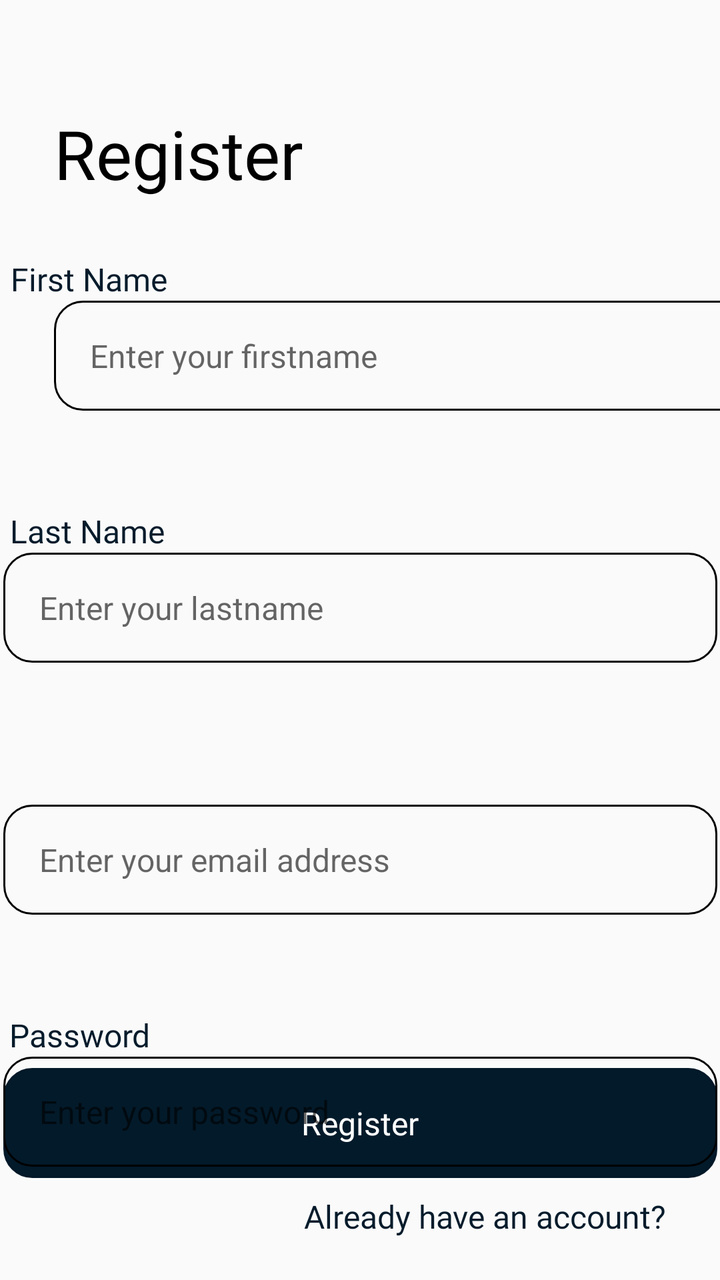
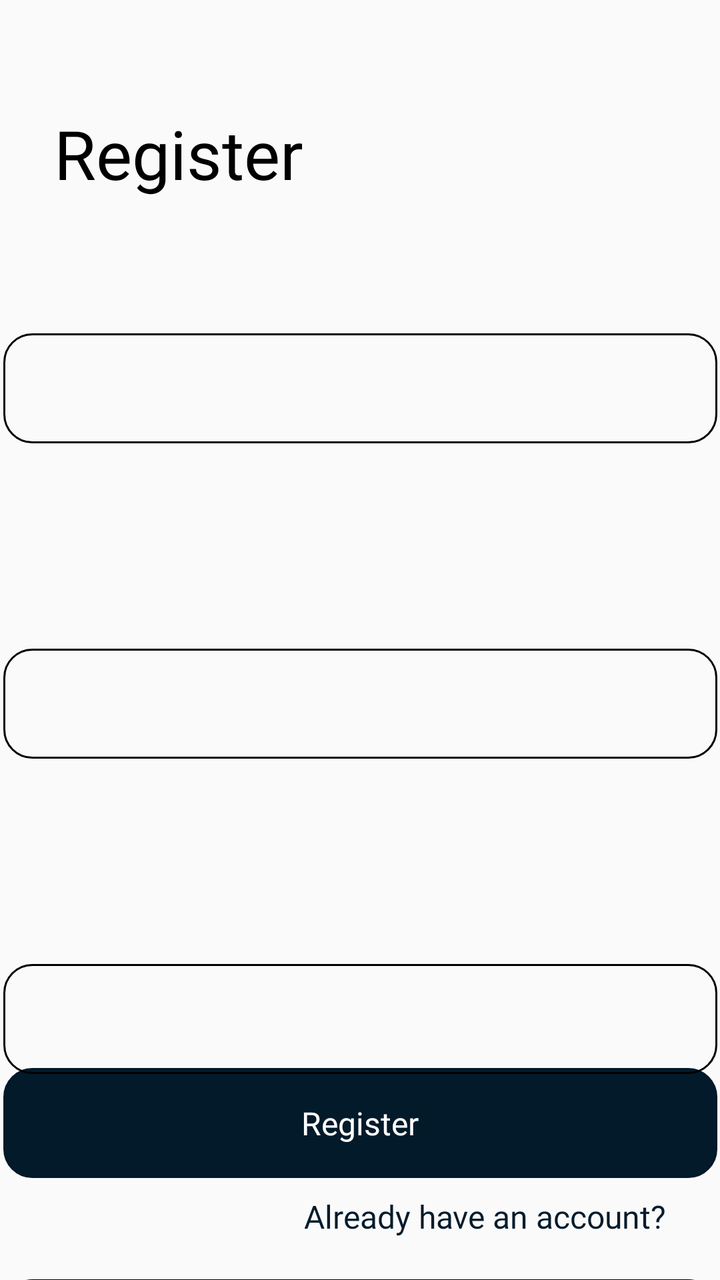

Screens rendered from an Android XML layout before and after an edit, with the pre-edit source and the edit as a unified diff.
<!-- AndroidManifest.xml: application theme Theme.Nearmate -->
<!-- res/layout/activity_register.xml -->
<?xml version="1.0" encoding="utf-8"?>
<androidx.constraintlayout.widget.ConstraintLayout xmlns:android="http://schemas.android.com/apk/res/android"
    xmlns:app="http://schemas.android.com/apk/res-auto"
    xmlns:tools="http://schemas.android.com/tools"
    android:id="@+id/main"
    android:layout_width="match_parent"
    android:layout_height="match_parent"
    tools:context=".features.register.RegisterActivity">

    <FrameLayout
        android:id="@+id/registerButtonContainer"
        android:layout_width="357dp"
        android:layout_height="55dp"
        android:layout_marginStart="27dp"
        android:layout_marginEnd="27dp"
        app:layout_constraintBottom_toBottomOf="parent"
        app:layout_constraintEnd_toEndOf="parent"
        app:layout_constraintStart_toStartOf="parent"
        app:layout_constraintTop_toTopOf="parent"
        app:layout_constraintVertical_bias="0.913">

        <Button
            android:id="@+id/registerButton"
            android:layout_width="match_parent"
            android:layout_height="match_parent"
            android:background="@drawable/rounded_corner"
            android:backgroundTint="@color/colorPrimary"
            android:fontFamily="@font/poppins_bold"
            android:text="@string/register"
            android:textColor="@color/white"
            android:textSize="16sp"
            android:textAllCaps="false" />

        <ProgressBar
            android:id="@+id/registerProgressBar"
            style="?android:attr/progressBarStyleSmall"
            android:layout_width="30dp"
            android:layout_height="30dp"
            android:visibility="gone"
            android:indeterminate="true"
            android:layout_gravity="center"
            android:indeterminateTint="@color/white"
            android:indeterminateTintMode="src_in" />
    </FrameLayout>

    <TextView
        android:id="@+id/registerLoginRedirectTV"
        android:layout_width="wrap_content"
        android:layout_height="wrap_content"
        android:layout_marginStart="174dp"
        android:layout_marginEnd="27dp"
        android:fontFamily="@font/poppins_bold"
        android:text="@string/already_have_an_account"
        android:textColor="@color/colorPrimary"
        android:textSize="16sp"
        app:layout_constraintBottom_toBottomOf="parent"
        app:layout_constraintEnd_toEndOf="parent"
        app:layout_constraintHorizontal_bias="1.0"
        app:layout_constraintStart_toStartOf="parent"
        app:layout_constraintTop_toBottomOf="@+id/registerButtonContainer"
        app:layout_constraintVertical_bias="0.282"
        android:clickable="true" />

    <TextView
        android:id="@+id/register"
        android:layout_width="wrap_content"
        android:layout_height="wrap_content"
        android:layout_marginStart="27dp"
        android:layout_marginEnd="240dp"
        android:fontFamily="@font/poppins_bold"
        android:text="@string/register"
        android:textColor="@color/black"
        android:textSize="34sp"
        app:layout_constraintBottom_toBottomOf="parent"
        app:layout_constraintEnd_toEndOf="parent"
        app:layout_constraintHorizontal_bias="0.0"
        app:layout_constraintStart_toStartOf="parent"
        app:layout_constraintTop_toTopOf="parent"
        app:layout_constraintVertical_bias="0.091" />

    <EditText
        android:id="@+id/lastNameInput"
        android:layout_width="357dp"
        android:layout_height="55dp"
        android:layout_marginStart="27dp"
        android:layout_marginTop="71dp"
        android:layout_marginEnd="27dp"
        android:background="@drawable/rounded_corner"
        android:hint="@string/enter_your_lastname"
        android:inputType="text"
        android:paddingLeft="18dp"
        android:textSize="16sp"
        app:layout_constraintBottom_toBottomOf="parent"
        app:layout_constraintEnd_toEndOf="parent"
        app:layout_constraintStart_toStartOf="parent"
        app:layout_constraintTop_toBottomOf="@+id/firstNameInput"
        app:layout_constraintVertical_bias="0.0" />

    <EditText
        android:id="@+id/passwordInput"
        android:layout_width="357dp"
        android:layout_height="55dp"
        android:layout_marginStart="27dp"
        android:layout_marginTop="71dp"
        android:layout_marginEnd="27dp"
        android:background="@drawable/rounded_corner"
        android:hint="@string/enter_your_password"
        android:inputType="textPassword"
        android:paddingLeft="18dp"
        android:textSize="16sp"
        app:layout_constraintBottom_toBottomOf="parent"
        app:layout_constraintEnd_toEndOf="parent"
        app:layout_constraintStart_toStartOf="parent"
        app:layout_constraintTop_toBottomOf="@+id/emailInput"
        app:layout_constraintVertical_bias="0.0" />

    <EditText
        android:id="@+id/firstNameInput"
        android:layout_width="357dp"
        android:layout_height="55dp"
        android:layout_marginStart="27dp"
        android:layout_marginTop="10dp"
        android:layout_marginEnd="27dp"
        android:background="@drawable/rounded_corner"
        android:hint="@string/enter_your_firstname"
        android:inputType="text"
        android:paddingLeft="18dp"
        android:textAllCaps="false"
        android:textSize="16sp"
        app:layout_constraintBottom_toBottomOf="parent"
        app:layout_constraintEnd_toEndOf="parent"
        app:layout_constraintHorizontal_bias="0.0"
        app:layout_constraintStart_toStartOf="parent"
        app:layout_constraintTop_toTopOf="parent"
        app:layout_constraintVertical_bias="0.244" />

    <TextView
        android:id="@+id/lastNameTv"
        android:layout_width="wrap_content"
        android:layout_height="wrap_content"
        android:layout_marginStart="27dp"
        android:layout_marginEnd="300dp"
        android:fontFamily="@font/poppins_bold"
        android:text="@string/last_name"
        android:textColor="@color/colorPrimary"
        android:textSize="16sp"
        app:layout_constraintBottom_toTopOf="@+id/lastNameInput"
        app:layout_constraintEnd_toEndOf="parent"
        app:layout_constraintStart_toStartOf="parent" />

    <TextView
        android:id="@+id/passwordTv"
        android:layout_width="wrap_content"
        android:layout_height="wrap_content"
        android:layout_marginStart="27dp"
        android:layout_marginEnd="307dp"
        android:fontFamily="@font/poppins_bold"
        android:text="@string/password"
        android:textColor="@color/colorPrimary"
        android:textSize="16sp"
        app:layout_constraintBottom_toTopOf="@+id/passwordInput"
        app:layout_constraintEnd_toEndOf="parent"
        app:layout_constraintStart_toStartOf="parent" />

    <TextView
        android:id="@+id/emailTv"
        android:layout_width="wrap_content"
        android:layout_height="wrap_content"
        android:layout_marginStart="27dp"
        android:layout_marginEnd="341dp"
        android:fontFamily="@font/poppins_bold"
        android:text="@string/email"
        android:textColor="@color/colorPrimary"
        android:textSize="16sp"
        app:layout_constraintBottom_toTopOf="@+id/emailInput"
        app:layout_constraintEnd_toEndOf="parent"
        app:layout_constraintStart_toStartOf="parent" />

    <TextView
        android:id="@+id/firstNameTv"
        android:layout_width="wrap_content"
        android:layout_height="wrap_content"
        android:layout_marginStart="27dp"
        android:layout_marginEnd="298dp"
        android:fontFamily="@font/poppins_bold"
        android:text="@string/first_name"
        android:textColor="@color/colorPrimary"
        android:textSize="16sp"
        app:layout_constraintBottom_toTopOf="@+id/firstNameInput"
        app:layout_constraintEnd_toEndOf="parent"
        app:layout_constraintStart_toStartOf="parent" />

    <EditText
        android:id="@+id/emailInput"
        android:layout_width="357dp"
        android:layout_height="55dp"
        android:layout_marginStart="27dp"
        android:layout_marginTop="71dp"
        android:layout_marginEnd="27dp"
        android:background="@drawable/rounded_corner"
        android:hint="@string/enter_your_email_address"
        android:inputType="textEmailAddress"
        android:paddingLeft="18dp"
        android:textSize="16sp"
        app:layout_constraintBottom_toBottomOf="parent"
        app:layout_constraintEnd_toEndOf="parent"
        app:layout_constraintStart_toStartOf="parent"
        app:layout_constraintTop_toBottomOf="@+id/lastNameInput"
        app:layout_constraintVertical_bias="0.0" />

</androidx.constraintlayout.widget.ConstraintLayout>
<!-- resources referenced by this layout -->
<resources>
  <color name="black">#FF000000</color>
  <color name="colorPrimary">#FC011828</color>
  <color name="white">#FFFFFFFF</color>
  <!-- drawable rounded_corner (drawable) -->
  <?xml version="1.0" encoding="utf-8"?>
  <shape xmlns:android="http://schemas.android.com/apk/res/android" android:shape="rectangle">
      <corners android:radius="14dp" />
      <stroke android:width="1dp" android:color="@color/black"/>
  </shape>
  <string name="already_have_an_account">Already have an account?</string>
  <string name="email">Email</string>
  <string name="enter_your_email_address">Enter your email address</string>
  <string name="enter_your_firstname">Enter your firstname</string>
  <string name="enter_your_lastname">Enter your lastname</string>
  <string name="enter_your_password">Enter your password</string>
  <string name="first_name">First Name</string>
  <string name="last_name">Last Name</string>
  <string name="password">Password</string>
  <string name="register">Register</string>
  <style name="Theme.Nearmate" parent="Base.Theme.Nearmate" />
  <style name="Base.Theme.Nearmate" parent="Theme.AppCompat.Light.NoActionBar">
          
          
      </style>
</resources>

<!-- the commit's change to res/layout/activity_register.xml (unified diff, before → after) -->
@@ -78,55 +78,11 @@
         app:layout_constraintTop_toTopOf="parent"
         app:layout_constraintVertical_bias="0.091" />
 
-    <EditText
-        android:id="@+id/lastNameInput"
-        android:layout_width="357dp"
-        android:layout_height="55dp"
-        android:layout_marginStart="27dp"
-        android:layout_marginTop="71dp"
-        android:layout_marginEnd="27dp"
-        android:background="@drawable/rounded_corner"
-        android:hint="@string/enter_your_lastname"
-        android:inputType="text"
-        android:paddingLeft="18dp"
-        android:textSize="16sp"
-        app:layout_constraintBottom_toBottomOf="parent"
-        app:layout_constraintEnd_toEndOf="parent"
-        app:layout_constraintStart_toStartOf="parent"
-        app:layout_constraintTop_toBottomOf="@+id/firstNameInput"
-        app:layout_constraintVertical_bias="0.0" />
-
-    <EditText
-        android:id="@+id/passwordInput"
-        android:layout_width="357dp"
-        android:layout_height="55dp"
-        android:layout_marginStart="27dp"
-        android:layout_marginTop="71dp"
-        android:layout_marginEnd="27dp"
-        android:background="@drawable/rounded_corner"
-        android:hint="@string/enter_your_password"
-        android:inputType="textPassword"
-        android:paddingLeft="18dp"
-        android:textSize="16sp"
-        app:layout_constraintBottom_toBottomOf="parent"
-        app:layout_constraintEnd_toEndOf="parent"
-        app:layout_constraintStart_toStartOf="parent"
-        app:layout_constraintTop_toBottomOf="@+id/emailInput"
-        app:layout_constraintVertical_bias="0.0" />
-
-    <EditText
-        android:id="@+id/firstNameInput"
-        android:layout_width="357dp"
-        android:layout_height="55dp"
-        android:layout_marginStart="27dp"
-        android:layout_marginTop="10dp"
-        android:layout_marginEnd="27dp"
-        android:background="@drawable/rounded_corner"
-        android:hint="@string/enter_your_firstname"
-        android:inputType="text"
-        android:paddingLeft="18dp"
-        android:textAllCaps="false"
-        android:textSize="16sp"
+    <include
+        android:id="@+id/firstNameInputField"
+        layout="@layout/layout_input_field"
+        android:layout_width="match_parent"
+        android:layout_height="wrap_content"
         app:layout_constraintBottom_toBottomOf="parent"
         app:layout_constraintEnd_toEndOf="parent"
         app:layout_constraintHorizontal_bias="0.0"
@@ -134,78 +90,73 @@
         app:layout_constraintTop_toTopOf="parent"
         app:layout_constraintVertical_bias="0.244" />
 
+    <include
+        android:id="@+id/lastNameInputField"
+        layout="@layout/layout_input_field"
+        android:layout_width="match_parent"
+        android:layout_height="wrap_content"
+        android:layout_marginTop="71dp"
+        app:layout_constraintBottom_toBottomOf="parent"
+        app:layout_constraintEnd_toEndOf="parent"
+        app:layout_constraintStart_toStartOf="parent"
+        app:layout_constraintTop_toBottomOf="@+id/firstNameInputField"
+        app:layout_constraintVertical_bias="0.0" />
+
+    <include
+        android:id="@+id/emailInputField"
+        layout="@layout/layout_input_field"
+        android:layout_width="match_parent"
+        android:layout_height="wrap_content"
+        android:layout_marginTop="71dp"
+        app:layout_constraintBottom_toBottomOf="parent"
+        app:layout_constraintEnd_toEndOf="parent"
+        app:layout_constraintStart_toStartOf="parent"
+        app:layout_constraintTop_toBottomOf="@+id/lastNameInputField"
+        app:layout_constraintVertical_bias="0.0" />
+
+    <include
+        android:id="@+id/passwordInputField"
+        layout="@layout/layout_input_field"
+        android:layout_width="match_parent"
+        android:layout_height="wrap_content"
+        android:layout_marginTop="71dp"
+        app:layout_constraintBottom_toBottomOf="parent"
+        app:layout_constraintEnd_toEndOf="parent"
+        app:layout_constraintStart_toStartOf="parent"
+        app:layout_constraintTop_toBottomOf="@+id/emailInputField"
+        app:layout_constraintVertical_bias="0.0" />
+
+</androidx.constraintlayout.widget.ConstraintLayout>
+<!-- res/layout/layout_input_field.xml (included above) -->
+<?xml version="1.0" encoding="utf-8"?>
+<androidx.constraintlayout.widget.ConstraintLayout xmlns:android="http://schemas.android.com/apk/res/android"
+    xmlns:app="http://schemas.android.com/apk/res-auto"
+    android:layout_width="match_parent"
+    android:layout_height="wrap_content">
+
     <TextView
-        android:id="@+id/lastNameTv"
+        android:id="@+id/inputLabel"
         android:layout_width="wrap_content"
         android:layout_height="wrap_content"
         android:layout_marginStart="27dp"
-        android:layout_marginEnd="300dp"
         android:fontFamily="@font/poppins_bold"
-        android:text="@string/last_name"
         android:textColor="@color/colorPrimary"
         android:textSize="16sp"
-        app:layout_constraintBottom_toTopOf="@+id/lastNameInput"
-        app:layout_constraintEnd_toEndOf="parent"
-        app:layout_constraintStart_toStartOf="parent" />
-
-    <TextView
-        android:id="@+id/passwordTv"
-        android:layout_width="wrap_content"
-        android:layout_height="wrap_content"
-        android:layout_marginStart="27dp"
-        android:layout_marginEnd="307dp"
-        android:fontFamily="@font/poppins_bold"
-        android:text="@string/password"
-        android:textColor="@color/colorPrimary"
-        android:textSize="16sp"
-        app:layout_constraintBottom_toTopOf="@+id/passwordInput"
-        app:layout_constraintEnd_toEndOf="parent"
-        app:layout_constraintStart_toStartOf="parent" />
-
-    <TextView
-        android:id="@+id/emailTv"
-        android:layout_width="wrap_content"
-        android:layout_height="wrap_content"
-        android:layout_marginStart="27dp"
-        android:layout_marginEnd="341dp"
-        android:fontFamily="@font/poppins_bold"
-        android:text="@string/email"
-        android:textColor="@color/colorPrimary"
-        android:textSize="16sp"
-        app:layout_constraintBottom_toTopOf="@+id/emailInput"
-        app:layout_constraintEnd_toEndOf="parent"
-        app:layout_constraintStart_toStartOf="parent" />
-
-    <TextView
-        android:id="@+id/firstNameTv"
-        android:layout_width="wrap_content"
-        android:layout_height="wrap_content"
-        android:layout_marginStart="27dp"
-        android:layout_marginEnd="298dp"
-        android:fontFamily="@font/poppins_bold"
-        android:text="@string/first_name"
-        android:textColor="@color/colorPrimary"
-        android:textSize="16sp"
-        app:layout_constraintBottom_toTopOf="@+id/firstNameInput"
-        app:layout_constraintEnd_toEndOf="parent"
-        app:layout_constraintStart_toStartOf="parent" />
+        app:layout_constraintStart_toStartOf="parent"
+        app:layout_constraintTop_toTopOf="parent" />
 
     <EditText
-        android:id="@+id/emailInput"
+        android:id="@+id/inputEditText"
         android:layout_width="357dp"
         android:layout_height="55dp"
         android:layout_marginStart="27dp"
-        android:layout_marginTop="71dp"
+        android:layout_marginTop="10dp"
         android:layout_marginEnd="27dp"
         android:background="@drawable/rounded_corner"
-        android:hint="@string/enter_your_email_address"
-        android:inputType="textEmailAddress"
         android:paddingLeft="18dp"
         android:textSize="16sp"
-        app:layout_constraintBottom_toBottomOf="parent"
         app:layout_constraintEnd_toEndOf="parent"
         app:layout_constraintStart_toStartOf="parent"
-        app:layout_constraintTop_toBottomOf="@+id/lastNameInput"
-        app:layout_constraintVertical_bias="0.0" />
+        app:layout_constraintTop_toBottomOf="@+id/inputLabel" />
 
 </androidx.constraintlayout.widget.ConstraintLayout>
<!-- resource entries referenced after the edit -->
@@ -10,14 +10,6 @@
       <stroke android:width="1dp" android:color="@color/black"/>
   </shape>
   <string name="already_have_an_account">Already have an account?</string>
-  <string name="email">Email</string>
-  <string name="enter_your_email_address">Enter your email address</string>
-  <string name="enter_your_firstname">Enter your firstname</string>
-  <string name="enter_your_lastname">Enter your lastname</string>
-  <string name="enter_your_password">Enter your password</string>
-  <string name="first_name">First Name</string>
-  <string name="last_name">Last Name</string>
-  <string name="password">Password</string>
   <string name="register">Register</string>
   <style name="Theme.Nearmate" parent="Base.Theme.Nearmate" />
   <style name="Base.Theme.Nearmate" parent="Theme.AppCompat.Light.NoActionBar">
